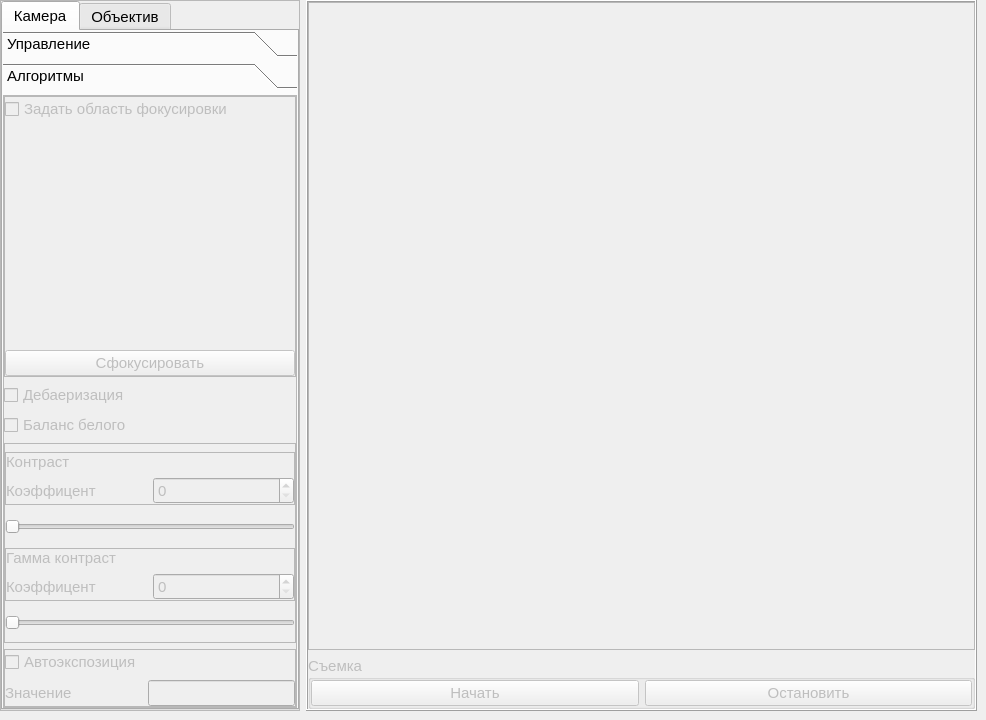
This is project/source/mainwindow.ui in H4KC3R/AlgoDemon as Qt 5 draws it before an edit. The edited form follows.
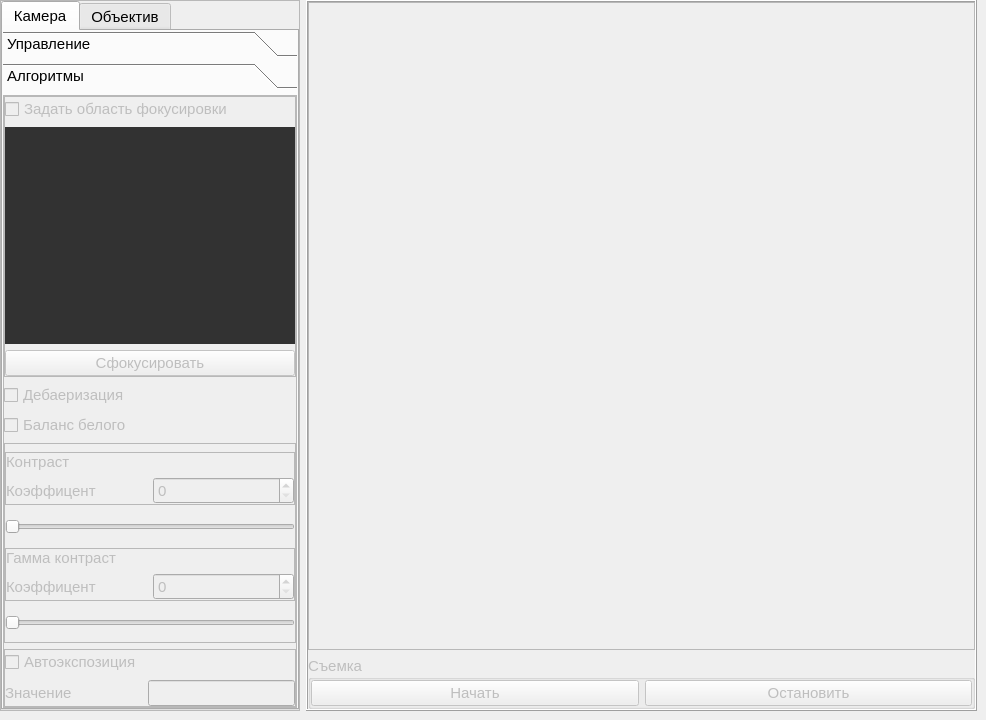
This is the edited form. The open tabs and pages were chosen to show the change. Icons and pictures are not drawn.

Diff of the .ui file:
```diff
--- a/project/source/mainwindow.ui
+++ b/project/source/mainwindow.ui
@@ -818,6 +818,15 @@
                      </item>
                      <item>
                       <widget class="QLabel" name="cameraFocusRoiLabel">
+                       <property name="sizePolicy">
+                        <sizepolicy hsizetype="Ignored" vsizetype="Ignored">
+                         <horstretch>0</horstretch>
+                         <verstretch>0</verstretch>
+                        </sizepolicy>
+                       </property>
+                       <property name="styleSheet">
+                        <string notr="true">background-color: rgb(50, 50, 50)</string>
+                       </property>
                        <property name="text">
                         <string/>
                        </property>
```
Left out of the diff: 27 changed lines with no effect on the pictures.
